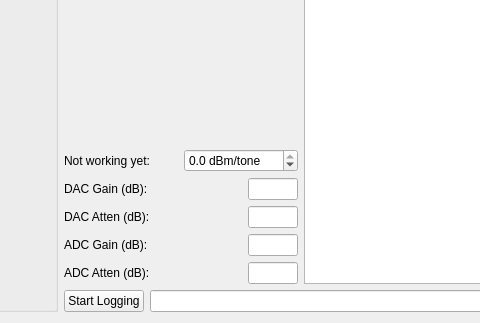
This is apps/uis/basic_sweep.ui in ColumbiaCMB/kid_readout as Qt 5 draws it before an edit; both pictures show x 449 to 929 and y 507 to 830 of the 1020 by 830 pixel window. The edited form follows.
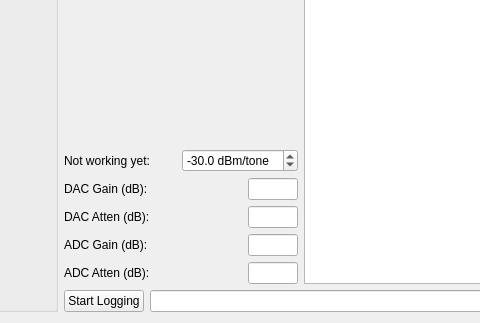
This is the edited form.

Commit message: edit range of tone levels

What changed in the file:
```diff
--- a/apps/uis/basic_sweep.ui
+++ b/apps/uis/basic_sweep.ui
@@ -330,7 +330,7 @@
               <number>1</number>
              </property>
              <property name="minimum">
-              <double>-50.000000000000000</double>
+              <double>-140.000000000000000</double>
              </property>
              <property name="maximum">
               <double>0.000000000000000</double>
@@ -338,6 +338,9 @@
              <property name="singleStep">
               <double>0.500000000000000</double>
              </property>
+             <property name="value">
+              <double>-30.000000000000000</double>
+             </property>
             </widget>
            </item>
           </layout>
```
The commit also changes 1 other file.
